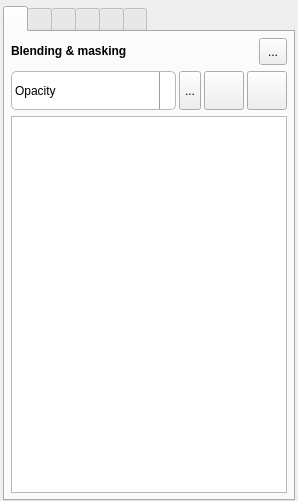
Above: src/MixingToolboxWidget.ui from markus-wa/glmixer-mirror before the change. Below: the same form after it.
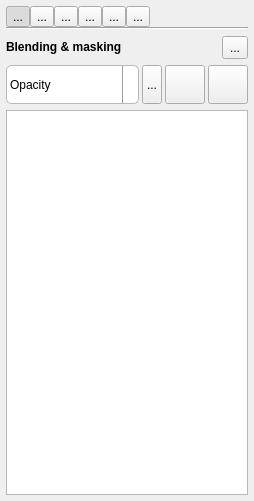
That is the form after the change. The open tabs and pages were chosen to show the change. Icons and pictures are not drawn.

Commit message: Changed Tab Widget of Mixing Toolbox into a line of buttons to improve appearance.

What changed in the file:
```diff
--- a/src/MixingToolboxWidget.ui
+++ b/src/MixingToolboxWidget.ui
@@ -6,7 +6,7 @@
    <rect>
     <x>0</x>
     <y>0</y>
-    <width>298</width>
+    <width>254</width>
     <height>501</height>
    </rect>
   </property>
@@ -17,91 +17,181 @@
    <iconset resource="../icons.qrc">
     <normaloff>:/glmixer/icons/glmixer.png</normaloff>:/glmixer/icons/glmixer.png</iconset>
   </property>
-  <property name="styleSheet">
-   <string notr="true">QSpinBox {
-	Background-color: transparent;
-     border-color: transparent;
-}
-QToolButton {
-     min-width: 16px;
-     min-height: 16px;
-}</string>
-  </property>
   <layout class="QVBoxLayout" name="verticalLayout_3">
    <property name="spacing">
     <number>0</number>
    </property>
    <property name="leftMargin">
-    <number>3</number>
+    <number>6</number>
    </property>
    <property name="topMargin">
     <number>6</number>
    </property>
    <property name="rightMargin">
-    <number>3</number>
+    <number>6</number>
    </property>
    <property name="bottomMargin">
     <number>0</number>
    </property>
    <item>
-    <widget class="QTabWidget" name="mixingToolBox">
+    <layout class="QHBoxLayout" name="horizontalLayout_13">
+     <property name="spacing">
+      <number>0</number>
+     </property>
+     <item>
+      <widget class="QToolButton" name="blendingButton">
+       <property name="text">
+        <string>...</string>
+       </property>
+       <property name="icon">
+        <iconset resource="../icons.qrc">
+         <normaloff>:/glmixer/icons/blending.png</normaloff>:/glmixer/icons/blending.png</iconset>
+       </property>
+       <property name="checkable">
+        <bool>true</bool>
+       </property>
+       <property name="checked">
+        <bool>true</bool>
+       </property>
+       <property name="autoExclusive">
+        <bool>true</bool>
+       </property>
+      </widget>
+     </item>
+     <item>
+      <widget class="QToolButton" name="gammaButton">
+       <property name="text">
+        <string>...</string>
+       </property>
+       <property name="icon">
+        <iconset resource="../icons.qrc">
+         <normaloff>:/glmixer/icons/gamma.png</normaloff>:/glmixer/icons/gamma.png</iconset>
+       </property>
+       <property name="checkable">
+        <bool>true</bool>
+       </property>
+       <property name="autoExclusive">
+        <bool>true</bool>
+       </property>
+      </widget>
+     </item>
+     <item>
+      <widget class="QToolButton" name="colorButton">
+       <property name="text">
+        <string>...</string>
+       </property>
+       <property name="icon">
+        <iconset resource="../icons.qrc">
+         <normaloff>:/glmixer/icons/colors.png</normaloff>:/glmixer/icons/colors.png</iconset>
+       </property>
+       <property name="checkable">
+        <bool>true</bool>
+       </property>
+       <property name="autoExclusive">
+        <bool>true</bool>
+       </property>
+      </widget>
+     </item>
+     <item>
+      <widget class="QToolButton" name="filterButton">
+       <property name="text">
+        <string>...</string>
+       </property>
+       <property name="icon">
+        <iconset resource="../icons.qrc">
+         <normaloff>:/glmixer/icons/filters.png</normaloff>:/glmixer/icons/filters.png</iconset>
+       </property>
+       <property name="checkable">
+        <bool>true</bool>
+       </property>
+       <property name="autoExclusive">
+        <bool>true</bool>
+       </property>
+      </widget>
+     </item>
+     <item>
+      <widget class="QToolButton" name="pluginButton">
+       <property name="text">
+        <string>...</string>
+       </property>
+       <property name="icon">
+        <iconset resource="../icons.qrc">
+         <normaloff>:/glmixer/icons/plugin-small.png</normaloff>:/glmixer/icons/plugin-small.png</iconset>
+       </property>
+       <property name="checkable">
+        <bool>true</bool>
+       </property>
+       <property name="autoExclusive">
+        <bool>true</bool>
+       </property>
+      </widget>
+     </item>
+     <item>
+      <widget class="QToolButton" name="presetButton">
+       <property name="text">
+        <string>...</string>
+       </property>
+       <property name="icon">
+        <iconset resource="../icons.qrc">
+         <normaloff>:/glmixer/icons/paint.png</normaloff>:/glmixer/icons/paint.png</iconset>
+       </property>
+       <property name="checkable">
+        <bool>true</bool>
+       </property>
+       <property name="autoExclusive">
+        <bool>true</bool>
+       </property>
+      </widget>
+     </item>
+     <item>
+      <spacer name="horizontalSpacer_2">
+       <property name="orientation">
+        <enum>Qt::Horizontal</enum>
+       </property>
+       <property name="sizeHint" stdset="0">
+        <size>
+         <width>40</width>
+         <height>20</height>
+        </size>
+       </property>
+      </spacer>
+     </item>
+    </layout>
+   </item>
+   <item>
+    <widget class="Line" name="line">
+     <property name="orientation">
+      <enum>Qt::Horizontal</enum>
+     </property>
+    </widget>
+   </item>
+   <item>
+    <widget class="QStackedWidget" name="mixingToolBox">
      <property name="styleSheet">
-      <string notr="true"> QTabBar QToolButton { 
-     border-width: 1px;
-     border-color: palette(dark);
- } 
-QTabBar QToolButton:enabled { 
-     background: palette(midlight);
- }
- QTabBar QToolButton:disabled { 
-     background: palette(mid);
- }
-
-QToolButton {
-    min-height: 20px;
-    min-width: 20px;
+      <string notr="true">QToolButton {
+     min-width: 16px;
+     min-height: 16px;
+}
+QSpinBox {
+	Background-color: transparent;
+     border-color: transparent;
 }</string>
      </property>
-     <property name="tabPosition">
-      <enum>QTabWidget::North</enum>
-     </property>
      <property name="currentIndex">
       <number>0</number>
      </property>
-     <property name="iconSize">
-      <size>
-       <width>16</width>
-       <height>16</height>
-      </size>
-     </property>
-     <property name="usesScrollButtons">
-      <bool>true</bool>
-     </property>
-     <property name="documentMode">
-      <bool>false</bool>
-     </property>
-     <property name="tabsClosable">
-      <bool>false</bool>
-     </property>
-     <property name="movable">
-      <bool>false</bool>
-     </property>
      <widget class="QWidget" name="Blending">
-      <property name="accessibleName">
-       <string/>
-      </property>
-      <attribute name="icon">
-       <iconset resource="../icons.qrc">
-        <normaloff>:/glmixer/icons/blending.png</normaloff>:/glmixer/icons/blending.png</iconset>
-      </attribute>
-      <attribute name="title">
-       <string notr="true"/>
-      </attribute>
-      <attribute name="toolTip">
-       <string>Blending &amp; masking</string>
-      </attribute>
       <layout class="QVBoxLayout" name="verticalLayout">
-       <property name="margin">
+       <property name="leftMargin">
+        <number>0</number>
+       </property>
+       <property name="topMargin">
+        <number>6</number>
+       </property>
+       <property name="rightMargin">
+        <number>0</number>
+       </property>
+       <property name="bottomMargin">
         <number>6</number>
        </property>
        <item>
@@ -127,6 +217,18 @@
          </item>
          <item>
           <widget class="QToolButton" name="resetBlending">
+           <property name="minimumSize">
+            <size>
+             <width>18</width>
+             <height>18</height>
+            </size>
+           </property>
+           <property name="maximumSize">
+            <size>
+             <width>26</width>
+             <height>26</height>
+            </size>
+           </property>
            <property name="toolTip">
             <string>Clear all</string>
            </property>
@@ -260,8 +362,8 @@
           <widget class="QToolButton" name="blendingCustomButton">
            <property name="minimumSize">
             <size>
-             <width>22</width>
-             <height>22</height>
+             <width>18</width>
+             <height>18</height>
             </size>
            </property>
            <property name="maximumSize">
@@ -295,8 +397,8 @@
            </property>
            <property name="minimumSize">
             <size>
-             <width>22</width>
-             <height>22</height>
+             <width>18</width>
+             <height>18</height>
             </size>
            </property>
            <property name="maximumSize">
@@ -323,8 +425,8 @@
           <widget class="QToolButton" name="blendingPixelatedButton">
            <property name="minimumSize">
             <size>
-             <width>22</width>
-             <height>22</height>
+             <width>18</width>
+             <height>18</height>
             </size>
            </property>
            <property name="maximumSize">
@@ -370,7 +472,7 @@
          </property>
          <property name="minimumSize">
           <size>
-           <width>230</width>
+           <width>242</width>
            <height>0</height>
           </size>
          </property>
@@ -440,16 +542,6 @@
       </layout>
      </widget>
      <widget class="QWidget" name="Gamma">
-      <attribute name="icon">
-       <iconset resource="../icons.qrc">
-        <normaloff>:/glmixer/icons/gamma.png</normaloff>:/glmixer/icons/gamma.png</iconset>
-      </attribute>
-      <attribute name="title">
-       <string notr="true"/>
-      </attribute>
-      <attribute name="toolTip">
-       <string>Gamma adjustment</string>
-      </attribute>
       <layout class="QVBoxLayout" name="gammaContentsLayout">
        <property name="margin">
         <number>6</number>
@@ -488,16 +580,6 @@
       </layout>
      </widget>
      <widget class="QWidget" name="Color">
-      <attribute name="icon">
-       <iconset resource="../icons.qrc">
-        <normaloff>:/glmixer/icons/colors.png</normaloff>:/glmixer/icons/colors.png</iconset>
-      </attribute>
-      <attribute name="title">
-       <string notr="true"/>
-      </attribute>
-      <attribute name="toolTip">
-       <string>Color manipulation</string>
-      </attribute>
       <layout class="QVBoxLayout" name="verticalLayout_2">
        <property name="margin">
         <number>6</number>
@@ -1394,17 +1476,7 @@
        </item>
       </layout>
      </widget>
-     <widget class="QWidget" name="Filters">
-      <attribute name="icon">
-       <iconset resource="../icons.qrc">
-        <normaloff>:/glmixer/icons/filters.png</normaloff>:/glmixer/icons/filters.png</iconset>
-      </attribute>
-      <attribute name="title">
-       <string notr="true"/>
-      </attribute>
-      <attribute name="toolTip">
-       <string>Filters</string>
-      </attribute>
+     <widget class="QWidget" name="Filter">
       <layout class="QVBoxLayout" name="verticalLayout_5">
        <property name="margin">
         <number>6</number>
@@ -1727,16 +1799,6 @@
       </layout>
      </widget>
      <widget class="QWidget" name="Plugin">
-      <attribute name="icon">
-       <iconset resource="../icons.qrc">
-        <normaloff>:/glmixer/icons/plugin-small.png</normaloff>:/glmixer/icons/plugin-small.png</iconset>
-      </attribute>
-      <attribute name="title">
-       <string notr="true"/>
-      </attribute>
-      <attribute name="toolTip">
-       <string>GPU plugins</string>
-      </attribute>
       <layout class="QVBoxLayout" name="pluginBrowserLayout">
        <property name="margin">
         <number>6</number>
@@ -1888,17 +1950,7 @@
        </item>
       </layout>
      </widget>
-     <widget class="QWidget" name="Presets">
-      <attribute name="icon">
-       <iconset resource="../icons.qrc">
-        <normaloff>:/glmixer/icons/paint.png</normaloff>:/glmixer/icons/paint.png</iconset>
-      </attribute>
-      <attribute name="title">
-       <string notr="true"/>
-      </attribute>
-      <attribute name="toolTip">
-       <string>Presets</string>
-      </attribute>
+     <widget class="QWidget" name="Preset">
       <layout class="QVBoxLayout" name="verticalLayout_4">
        <property name="margin">
         <number>6</number>
```
Left out of the diff: 420 changed lines with no effect on the pictures. The commit also changes 2 other files.
